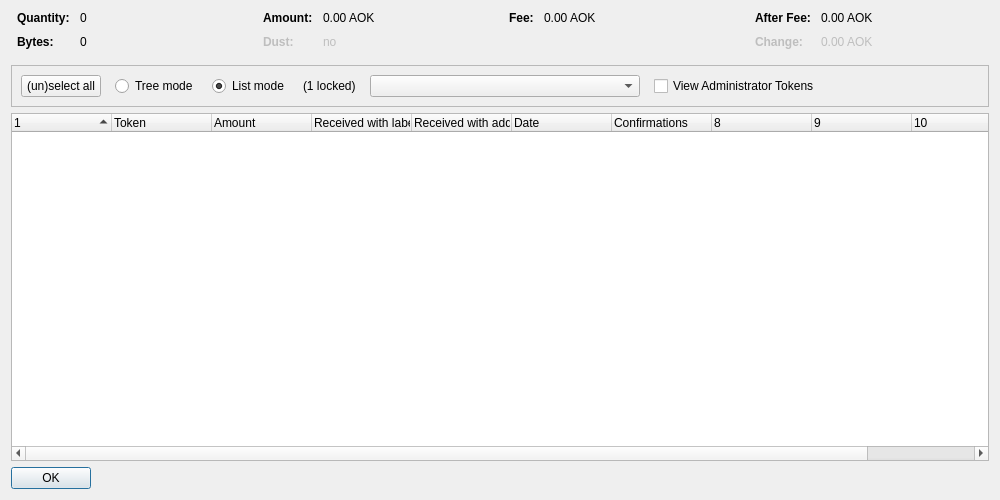
Old version of the form src/qt/forms/tokencontroldialog.ui in the repository AokChain/AokChain.
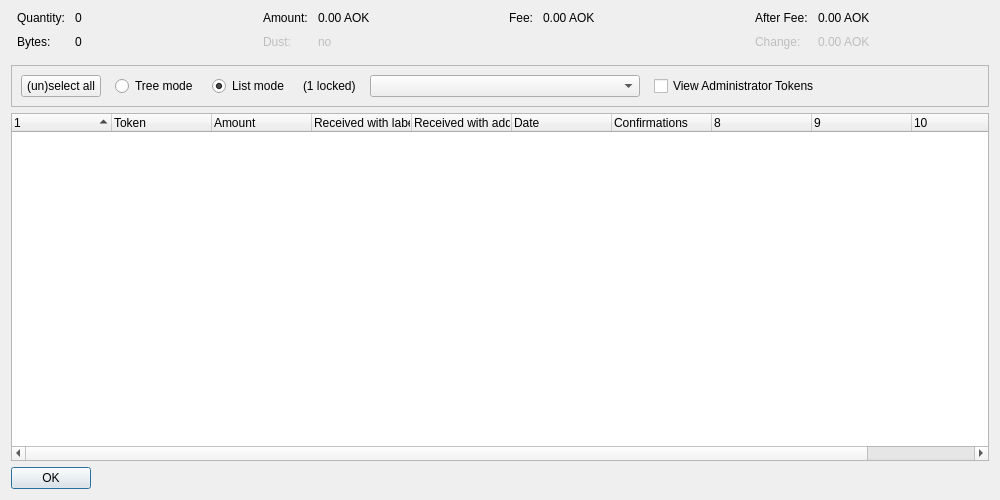
New version of the form. Custom widgets are drawn as their Qt base class.

Commit message:
qt: medium weight for Korean text, quieter lists, plainer sign and send pages
Noto Sans KR Medium is added: without it every medium weight Korean label
fell back to bold. List rows show the direction icon alone instead of a
tinted tile, and status badges are small tags. The sign page drops the
icon tiles and the accent frame and gives the multisig card more width.
A recipient on the send page is a ruled section inside its card. Bold
fonts set in the forms go through the theme.

Patch:
```diff
--- a/src/qt/forms/tokencontroldialog.ui
+++ b/src/qt/forms/tokencontroldialog.ui
@@ -40,8 +40,8 @@
         <widget class="QLabel" name="labelTokenControlQuantityText">
          <property name="font">
           <font>
-           <weight>75</weight>
-           <bold>true</bold>
+           <weight>50</weight>
+           <bold>false</bold>
           </font>
          </property>
          <property name="text">
@@ -69,8 +69,8 @@
         <widget class="QLabel" name="labelTokenControlBytesText">
          <property name="font">
           <font>
-           <weight>75</weight>
-           <bold>true</bold>
+           <weight>50</weight>
+           <bold>false</bold>
           </font>
          </property>
          <property name="text">
@@ -114,8 +114,8 @@
         <widget class="QLabel" name="labelTokenControlAmountText">
          <property name="font">
           <font>
-           <weight>75</weight>
-           <bold>true</bold>
+           <weight>50</weight>
+           <bold>false</bold>
           </font>
          </property>
          <property name="text">
@@ -146,8 +146,8 @@
          </property>
          <property name="font">
           <font>
-           <weight>75</weight>
-           <bold>true</bold>
+           <weight>50</weight>
+           <bold>false</bold>
           </font>
          </property>
          <property name="text">
@@ -194,8 +194,8 @@
         <widget class="QLabel" name="labelTokenControlFeeText">
          <property name="font">
           <font>
-           <weight>75</weight>
-           <bold>true</bold>
+           <weight>50</weight>
+           <bold>false</bold>
           </font>
          </property>
          <property name="text">
@@ -239,8 +239,8 @@
         <widget class="QLabel" name="labelTokenControlAfterFeeText">
          <property name="font">
           <font>
-           <weight>75</weight>
-           <bold>true</bold>
+           <weight>50</weight>
+           <bold>false</bold>
           </font>
          </property>
          <property name="text">
@@ -271,8 +271,8 @@
          </property>
          <property name="font">
           <font>
-           <weight>75</weight>
-           <bold>true</bold>
+           <weight>50</weight>
+           <bold>false</bold>
           </font>
          </property>
          <property name="text">
```
The commit also changes 17 other files.
